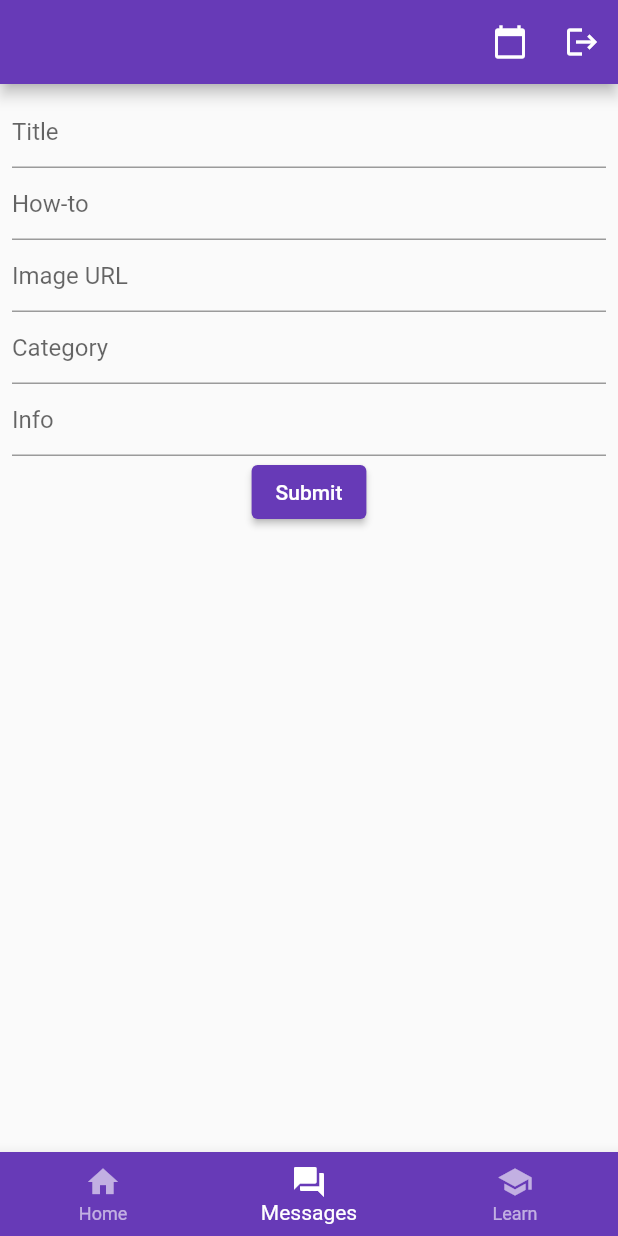
After one commit to log101/owlFlutter, a Flutter app: the screen it shows once a user with an empty profile is signed in, item 2 of the bottom bar chosen, after a tap on "Submit", on a phone screen of 412 x 824 dp. The commit adds this screen. Run offline on Flutter 3.47's test engine with Material 2 defaults, Android fonts, the phone set to English and light mode, and no system bars; our stand-ins replace bloc, cloud_firestore, equatable, firebase_auth, firebase_core, flutter_bloc and 1 more; accounts and stored records are empty; network calls fail.

Commit message:
Add Add todo feature

```diff
--- a/lib/features/auth/bloc/todo/todo_bloc.dart
+++ b/lib/features/auth/bloc/todo/todo_bloc.dart
@@ -14,6 +14,7 @@ class TodoBloc extends Bloc<TodoEvent, TodoState> {
         super(TodoNotLoaded(const [], DateTime.now())) {
     on<TodoRequested>(_todoRequested);
     on<TodoDateChanged>(_todoDateChanged);
+    on<TodoAdded>(_todoAdded);
     add(TodoRequested(state.date));
   }
 
@@ -30,4 +31,8 @@ class TodoBloc extends Bloc<TodoEvent, TodoState> {
       TodoDateChanged event, Emitter<TodoState> emit) {
     add(TodoRequested(event.date));
   }
+
+  FutureOr<void> _todoAdded(TodoAdded event, Emitter<TodoState> emit) {
+    _todoRepository.addTodo(event.todo);
+  }
 }
--- a/lib/features/auth/bloc/todo/todo_event.dart
+++ b/lib/features/auth/bloc/todo/todo_event.dart
@@ -26,3 +26,12 @@ class TodoDateChanged extends TodoEvent {
   @override
   List<Object> get props => [date];
 }
+
+class TodoAdded extends TodoEvent {
+  const TodoAdded(this.todo);
+
+  final Todo todo;
+
+  @override
+  List<Object> get props => [todo];
+}
--- a/lib/features/auth/model/todo/todo.dart
+++ b/lib/features/auth/model/todo/todo.dart
@@ -2,15 +2,15 @@ import 'package:cloud_firestore/cloud_firestore.dart';
 
 class Todo {
   Todo(
-      {required this.id,
-      required this.date,
+      {required this.timestamp,
       required this.title,
+      this.id = "",
       this.howto = "",
       this.imageurl = "",
       this.info = "",
       this.done = false,
       this.category = ""});
-  final Timestamp date;
+  final Timestamp timestamp;
   final String category;
   final String title;
   final String howto;
@@ -22,7 +22,7 @@ class Todo {
   static Todo fromDocument(DocumentSnapshot doc) {
     return Todo(
       id: doc.id,
-      date: doc.get("timestamp"),
+      timestamp: doc.get("timestamp"),
       title: doc.get("title"),
       howto: doc.get("howto"),
       imageurl: doc.get("imageurl"),
@@ -31,4 +31,16 @@ class Todo {
       category: doc.get("category"),
     );
   }
+
+  static Map<String, dynamic> toMap(Todo todo) {
+    return {
+      'title': todo.title,
+      'timestamp': todo.timestamp,
+      'howto': todo.howto,
+      'imageurl': todo.imageurl,
+      'info': todo.info,
+      'done': todo.done,
+      'category': todo.category,
+    };
+  }
 }
--- a/lib/features/auth/repository/todo_repository.dart
+++ b/lib/features/auth/repository/todo_repository.dart
@@ -8,10 +8,12 @@ class TodoRepository {
 
   final FirebaseFirestore _firebaseInstance;
 
+  late final CollectionReference _todosCollection =
+      _firebaseInstance.collection("recipes");
+
   Future<List<Todo>> getTodos(DateTime date) async {
     print(Timestamp.fromDate(date));
-    final questionDocs = await _firebaseInstance
-        .collection("recipes")
+    final questionDocs = await _todosCollection
         .where("timestamp",
             isGreaterThan:
                 Timestamp.fromDate(DateTime(date.year, date.month, date.day)),
@@ -21,4 +23,8 @@ class TodoRepository {
         .get();
     return questionDocs.docs.map((doc) => Todo.fromDocument(doc)).toList();
   }
+
+  Future<void> addTodo(Todo todo) async {
+    _todosCollection.add(Todo.toMap(todo)).catchError((error) => print(error));
+  }
 }
--- a/lib/features/auth/view/auth/login_page.dart
+++ b/lib/features/auth/view/auth/login_page.dart
@@ -23,6 +23,7 @@ class _LoginPageState extends State<LoginPage> {
         body: Padding(
           padding: const EdgeInsets.all(8.0),
           child: Form(
+              key: _formKey,
               child: Column(
                 children: [
                   TextFormField(
--- a/lib/features/auth/view/initializing_page.dart
+++ b/lib/features/auth/view/initializing_page.dart
@@ -2,7 +2,7 @@ import 'package:auth/features/auth/auth.dart';
 import 'package:auth/features/auth/bloc/auth/auth_bloc.dart';
 import 'package:auth/features/auth/bloc/bloc.dart';
 import 'package:auth/features/auth/repository/todo_repository.dart';
-import 'package:auth/features/auth/view/todo/main_page.dart';
+import 'package:auth/features/auth/view/todo/todos_main_page.dart';
 import 'package:cloud_firestore/cloud_firestore.dart';
 import 'package:flutter/material.dart';
 import 'package:flutter_bloc/flutter_bloc.dart';
--- /dev/null
+++ b/lib/features/auth/view/todo/pages/add_todos_page.dart
@@ -0,0 +1,70 @@
+import 'package:auth/features/auth/bloc/bloc.dart';
+import 'package:auth/features/auth/model/model.dart';
+import 'package:cloud_firestore/cloud_firestore.dart';
+import 'package:flutter/cupertino.dart';
+import 'package:flutter/material.dart';
+import 'package:provider/src/provider.dart';
+
+class AddTodosPage extends StatefulWidget {
+  AddTodosPage({Key? key}) : super(key: key);
+
+  @override
+  State<AddTodosPage> createState() => _AddTodosPageState();
+}
+
+class _AddTodosPageState extends State<AddTodosPage> {
+  final _formKey = GlobalKey<FormState>();
+
+  late String _title;
+  late String _howto;
+  late String _imageurl;
+  late String _info;
+  late String _category;
+
+  @override
+  Widget build(BuildContext context) {
+    return Padding(
+      padding: const EdgeInsets.all(8.0),
+      child: Form(
+          key: _formKey,
+          child: Column(
+            children: [
+              TextFormField(
+                onSaved: (val) => _title = val ?? "",
+                decoration: const InputDecoration(hintText: 'Title'),
+              ),
+              TextFormField(
+                onSaved: (val) => _howto = val ?? "",
+                decoration: const InputDecoration(hintText: 'How-to'),
+              ),
+              TextFormField(
+                onSaved: (val) => _imageurl = val ?? "",
+                decoration: const InputDecoration(hintText: 'Image URL'),
+              ),
+              TextFormField(
+                onSaved: (val) => _category = val ?? "",
+                decoration: const InputDecoration(hintText: 'Category'),
+              ),
+              TextFormField(
+                onSaved: (val) => _info = val ?? "",
+                decoration: const InputDecoration(hintText: 'Info'),
+              ),
+              ElevatedButton(
+                  onPressed: () {
+                    _formKey.currentState!.save();
+                    context.read<TodoBloc>().add(TodoAdded(Todo(
+                          timestamp: Timestamp.now(),
+                          title: _title,
+                          howto: _howto,
+                          imageurl: _imageurl,
+                          info: _info,
+                          done: false,
+                          category: _category,
+                        )));
+                  },
+                  child: const Text("Submit")),
+            ],
+          )),
+    );
+  }
+}
--- /dev/null
+++ b/lib/features/auth/view/todo/pages/list_todos_page.dart
@@ -0,0 +1,24 @@
+import 'package:auth/features/auth/bloc/bloc.dart';
+import 'package:flutter/cupertino.dart';
+import 'package:flutter_bloc/flutter_bloc.dart';
+
+import '../widgets/widgets.dart';
+
+class ListTodosPage extends StatelessWidget {
+  const ListTodosPage({
+    Key? key,
+  }) : super(key: key);
+
+  @override
+  Widget build(BuildContext context) {
+    return BlocBuilder<TodoBloc, TodoState>(
+      builder: (context, state) {
+        return Center(
+          child: Column(children: [
+            for (var todo in state.todos) TodoTile(todo),
+          ]),
+        );
+      },
+    );
+  }
+}
--- /dev/null
+++ b/lib/features/auth/view/todo/pages/pages.dart
@@ -0,0 +1 @@
+export 'list_todos_page.dart';
--- a/lib/features/auth/view/todo/main_page.dart
+++ b/lib/features/auth/view/todo/todos_main_page.dart
@@ -1,9 +1,9 @@
 import 'package:auth/features/auth/bloc/bloc.dart';
-import 'package:cloud_firestore/cloud_firestore.dart';
+import 'package:auth/features/auth/view/todo/pages/add_todos_page.dart';
 import 'package:flutter/material.dart';
 import 'package:flutter_bloc/flutter_bloc.dart';
-import 'package:google_fonts/google_fonts.dart';
-import 'widgets/widgets.dart';
+
+import 'pages/list_todos_page.dart';
 
 class TodoMainPage extends StatefulWidget {
   const TodoMainPage({Key? key}) : super(key: key);
@@ -13,7 +13,7 @@ class TodoMainPage extends StatefulWidget {
 }
 
 class _TodoMainPageState extends State<TodoMainPage> {
-  final int _selectedIndex = 0;
+  int _selectedIndex = 0;
 
   @override
   Widget build(BuildContext context) {
@@ -31,6 +31,8 @@ class _TodoMainPageState extends State<TodoMainPage> {
       }
     }
 
+    List<Widget> _tabs = [ListTodosPage(), AddTodosPage(), ListTodosPage()];
+
     return Scaffold(
       appBar: AppBar(
         actions: [
@@ -40,15 +42,7 @@ class _TodoMainPageState extends State<TodoMainPage> {
               icon: Icon(Icons.logout)),
         ],
       ),
-      body: BlocBuilder<TodoBloc, TodoState>(
-        builder: (context, state) {
-          return Center(
-            child: Column(children: [
-              for (var todo in state.todos) TodoTile(todo),
-            ]),
-          );
-        },
-      ),
+      body: _tabs.elementAt(_selectedIndex),
       bottomNavigationBar: BottomNavigationBar(
         backgroundColor: Theme.of(context).primaryColor,
         selectedItemColor: Colors.white,
@@ -67,6 +61,11 @@ class _TodoMainPageState extends State<TodoMainPage> {
             label: 'Learn',
           )
         ],
+        onTap: (index) {
+          setState(() {
+            _selectedIndex = index;
+          });
+        },
         currentIndex: _selectedIndex,
       ),
     );
--- a/lib/features/auth/view/todo/widgets/todo_tile.dart
+++ b/lib/features/auth/view/todo/widgets/todo_tile.dart
@@ -10,7 +10,8 @@ class TodoTile extends StatelessWidget {
   Widget build(BuildContext context) {
     return ListTile(
       contentPadding: EdgeInsets.all(12.0),
-      leading: Image.network(todo.imageurl),
+      leading: Image.network(
+          "https://via.placeholder.com/40"), // Image.network(todo.imageurl)
       title: Column(crossAxisAlignment: CrossAxisAlignment.start, children: [
         Text(todo.title),
         Text(todo.howto, style: TextStyle(color: Colors.grey)),
```
Also changed, not shown: 2 other files. Lines whose indentation alone changed are shown as unchanged.
